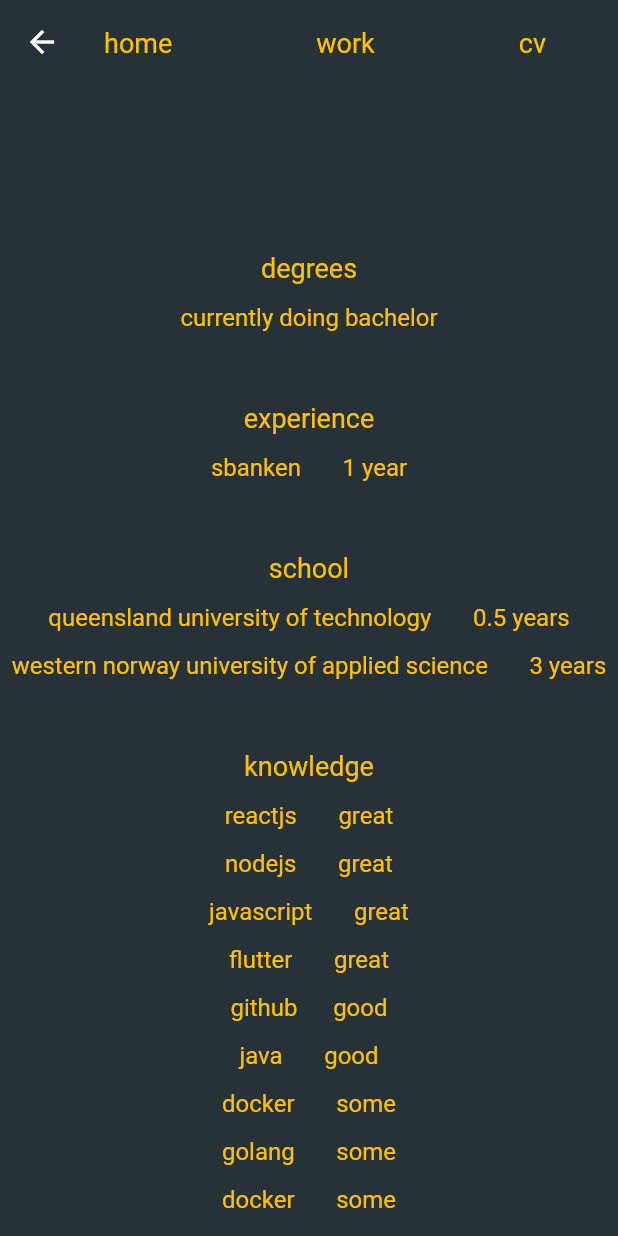
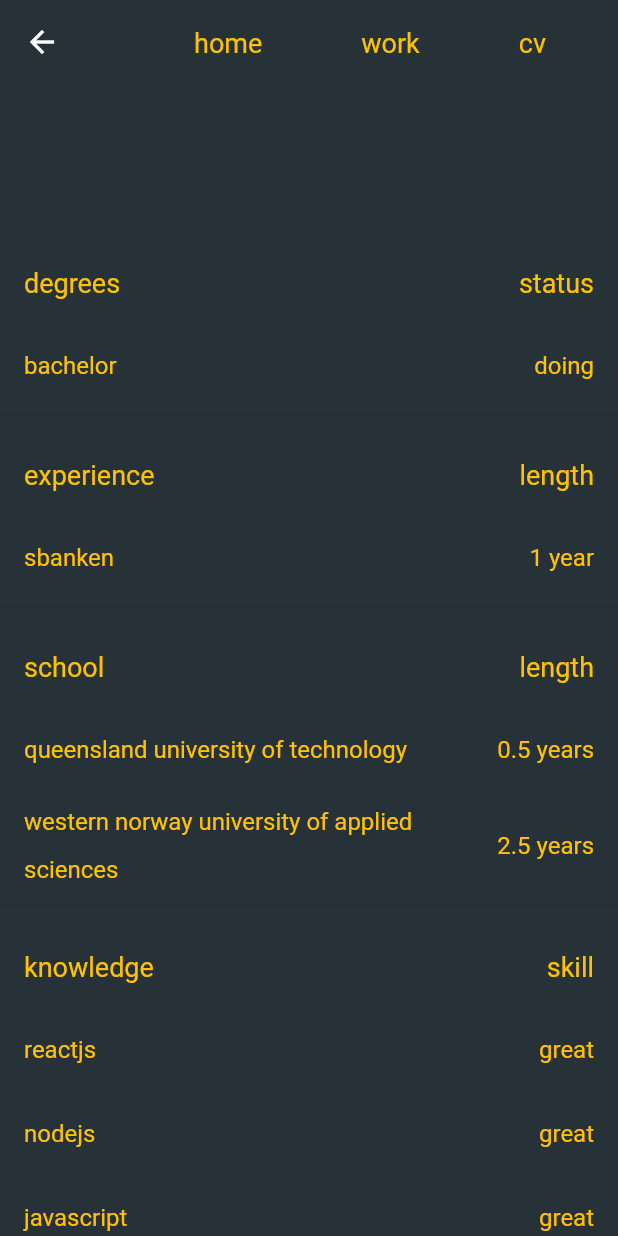
Before and after one commit to andreasgarvik/portfolio, a Flutter app: the Cv screen opened directly, on a phone screen of 412 x 824 dp. Run offline on Flutter 3.47's test engine with Material 2 defaults, Android fonts, the light colour scheme and no system bars; missing offline and left inert: dart:html.

Commit message:
Better design :sparkles:

```diff
--- a/lib/src/screens/cv.dart
+++ b/lib/src/screens/cv.dart
@@ -1,98 +1,48 @@
 import 'package:flutter/material.dart';
 import '../widgets/nav.dart';
+import '../widgets/cv_tile.dart';
 
 class Cv extends StatelessWidget {
   @override
   Widget build(BuildContext context) {
     return Scaffold(
       appBar: Nav(),
-      body: SizedBox.expand(
-        child: Container(
-          margin: EdgeInsets.only(top: 100.0),
-          child: RichText(
-            textAlign: TextAlign.center,
-            text: TextSpan(
-              style: TextStyle(
-                color: Colors.amber[500],
-                fontSize: 18.0,
-                height: 2.0,
+      body: Center(
+        child: SizedBox(
+          width: 450,
+          child: ListView(
+            padding: EdgeInsets.only(top: 100.0),
+            children: [
+              CvTile('degrees', 18.0, 'status'),
+              CvTile('bachelor', 16.0, 'doing'),
+              Divider(
+                thickness: 1.0,
               ),
-              children: [
-                TextSpan(
-                  text: 'degrees\n',
-                ),
-                TextSpan(
-                  text: 'currently doing bachelor\n\n',
-                  style: TextStyle(fontSize: 16.0),
-                ),
-                TextSpan(
-                  text: 'experience\n',
-                ),
-                TextSpan(
-                  text: 'sbanken       1 year\n\n',
-                  style: TextStyle(fontSize: 16.0),
-                ),
-                TextSpan(
-                  text: 'school\n',
-                ),
-                TextSpan(
-                  text: 'queensland university of technology       0.5 years\n',
-                  style: TextStyle(fontSize: 16.0),
-                ),
-                TextSpan(
-                  text:
-                      'western norway university of applied science       3 years\n\n',
-                  style: TextStyle(fontSize: 16.0),
-                ),
-                TextSpan(
-                  text: 'knowledge\n',
-                ),
-                TextSpan(
-                  text: 'reactjs       great\n',
-                  style: TextStyle(fontSize: 16.0),
-                ),
-                TextSpan(
-                  text: 'nodejs       great\n',
-                  style: TextStyle(fontSize: 16.0),
-                ),
-                TextSpan(
-                  text: 'javascript       great\n',
-                  style: TextStyle(fontSize: 16.0),
-                ),
-                TextSpan(
-                  text: 'flutter       great\n',
-                  style: TextStyle(fontSize: 16.0),
-                ),
-                TextSpan(
-                  text: 'github      good\n',
-                  style: TextStyle(fontSize: 16.0),
-                ),
-                TextSpan(
-                  text: 'java       good\n',
-                  style: TextStyle(fontSize: 16.0),
-                ),
-                TextSpan(
-                  text: 'docker       some\n',
-                  style: TextStyle(fontSize: 16.0),
-                ),
-                TextSpan(
-                  text: 'golang       some\n',
-                  style: TextStyle(fontSize: 16.0),
-                ),
-                TextSpan(
-                  text: 'docker       some\n',
-                  style: TextStyle(fontSize: 16.0),
-                ),
-                TextSpan(
-                  text: 'kubernetes       some\n',
-                  style: TextStyle(fontSize: 16.0),
-                ),
-                TextSpan(
-                  text: 'linux      some\n',
-                  style: TextStyle(fontSize: 16.0),
-                ),
-              ],
-            ),
+              CvTile('experience', 18.0, 'length'),
+              CvTile('sbanken', 16.0, '1 year'),
+              Divider(
+                thickness: 1.0,
+              ),
+              CvTile('school', 18.0, 'length'),
+              CvTile('queensland university of technology', 16.0, '0.5 years'),
+              CvTile('western norway university of applied sciences', 16.0,
+                  '2.5 years'),
+              Divider(
+                thickness: 1.0,
+              ),
+              CvTile('knowledge', 18.0, 'skill'),
+              CvTile('reactjs', 16.0, 'great'),
+              CvTile('nodejs', 16.0, 'great'),
+              CvTile('javascript', 16.0, 'great'),
+              CvTile('flutter', 16.0, 'great'),
+              CvTile('github', 16.0, 'good'),
+              CvTile('java', 16.0, 'good'),
+              CvTile('golang', 16.0, 'good'),
+              CvTile('docker', 16.0, 'good'),
+              CvTile('bachelor', 16.0, 'doing'),
+              CvTile('kubernetes', 16.0, 'some'),
+              CvTile('linux', 16.0, 'some'),
+            ],
           ),
         ),
       ),
--- a/lib/src/screens/work.dart
+++ b/lib/src/screens/work.dart
@@ -8,17 +8,17 @@ class Work extends StatelessWidget {
     return Scaffold(
       appBar: Nav(),
       body: Center(
-        child: Column(
-          mainAxisAlignment: MainAxisAlignment.spaceEvenly,
+        child: ListView(
+          padding: EdgeInsets.only(top: 100.0),
           children: <Widget>[
             WorkCard(
               'assets/cloudlyricsapp.png',
-              'reactjs        nodejs        expressjs        google cloud        docker',
+              'reactjs nodejs googlecloud docker',
               'https://cloudlyricsapp-m7pao6rimq-uc.a.run.app',
             ),
             WorkCard(
               'assets/siamawanders.png',
-              'reactjs        firebase',
+              'reactjs firebase',
               'https://siamawanders.com/',
             ),
           ],
--- /dev/null
+++ b/lib/src/tools/mouse_cursor.dart
@@ -0,0 +1,16 @@
+import 'dart:html';
+import 'package:flutter/gestures.dart';
+import 'package:flutter/material.dart';
+
+class MouseCursor extends MouseRegion {
+  static var clickableArea = document.getElementById("flutter");
+  MouseCursor({@required Widget child})
+      : super(child: child, onHover: _mouseOnHover, onExit: _mouseOnExit);
+  static void _mouseOnHover(PointerHoverEvent event) {
+    clickableArea.style.cursor = "pointer";
+  }
+
+  static void _mouseOnExit(PointerExitEvent event) {
+    clickableArea.style.cursor = "default";
+  }
+}
--- /dev/null
+++ b/lib/src/widgets/cv_tile.dart
@@ -0,0 +1,31 @@
+import 'package:flutter/material.dart';
+
+class CvTile extends StatelessWidget {
+  final String text;
+  final double size;
+  final String status;
+
+  CvTile(this.text, this.size, this.status);
+
+  @override
+  Widget build(BuildContext context) {
+    return ListTile(
+      title: Text(
+        text,
+        style: TextStyle(
+          color: Colors.amber[500],
+          fontSize: size,
+          height: 2.0,
+        ),
+      ),
+      trailing: Text(
+        status,
+        style: TextStyle(
+          color: Colors.amber[500],
+          fontSize: size,
+          height: 2.0,
+        ),
+      ),
+    );
+  }
+}
--- a/lib/src/widgets/nav_button.dart
+++ b/lib/src/widgets/nav_button.dart
@@ -1,4 +1,5 @@
 import 'package:flutter/material.dart';
+import '../tools/mouse_cursor.dart';
 
 class NavButton extends StatelessWidget {
   final String route;
@@ -9,16 +10,18 @@ class NavButton extends StatelessWidget {
   Widget build(BuildContext context) {
     return Container(
       margin: EdgeInsets.all(18.0),
+      child: MouseCursor(
         child: GestureDetector(
           onTap: () => Navigator.pushReplacementNamed(context, route),
           child: Container(
-          margin: EdgeInsets.only(left: 30.0, right: 30.0),
+            margin: EdgeInsets.only(right: 30.0),
             child: Text(
               route,
               style: TextStyle(color: Colors.amber[500], fontSize: 18),
             ),
           ),
         ),
+      ),
     );
   }
 }
--- a/lib/src/widgets/social.dart
+++ b/lib/src/widgets/social.dart
@@ -1,5 +1,6 @@
 import 'package:url_launcher/url_launcher.dart';
 import 'package:flutter/material.dart';
+import '../tools/mouse_cursor.dart';
 
 class Social extends StatelessWidget {
   _launchURL(String url) async {
@@ -17,28 +18,35 @@ class Social extends StatelessWidget {
       child: Row(
         mainAxisAlignment: MainAxisAlignment.spaceEvenly,
         children: <Widget>[
-          GestureDetector(
-            onTap: () => _launchURL("https://www.facebook.com/andreas.garvik"),
+          MouseCursor(
+            child: GestureDetector(
+              onTap: () =>
+                  _launchURL("https://www.facebook.com/andreas.garvik"),
               child: Image.asset(
                 'assets/facebook.png',
                 width: 50.0,
               ),
             ),
-          GestureDetector(
+          ),
+          MouseCursor(
+            child: GestureDetector(
               onTap: () => _launchURL("https://github.com/andreasgarvik"),
               child: Image.asset(
                 'assets/github.png',
                 width: 50.0,
               ),
             ),
-          GestureDetector(
+          ),
+          MouseCursor(
+            child: GestureDetector(
               onTap: () => _launchURL(
                   "https://www.linkedin.com/in/andreas-garvik-911330158"),
               child: Image.asset(
                 'assets/linkedin.png',
                 width: 50.0,
               ),
-          )
+            ),
+          ),
         ],
       ),
     );
--- a/lib/src/widgets/work_card.dart
+++ b/lib/src/widgets/work_card.dart
@@ -1,5 +1,6 @@
 import 'package:flutter/material.dart';
 import 'package:url_launcher/url_launcher.dart';
+import '../tools/mouse_cursor.dart';
 
 class WorkCard extends StatelessWidget {
   final String image;
@@ -18,7 +19,8 @@ class WorkCard extends StatelessWidget {
 
   @override
   Widget build(BuildContext context) {
-    return GestureDetector(
+    return MouseCursor(
+      child: GestureDetector(
         onTap: () => _launchURL(link),
         child: Card(
           color: Colors.transparent,
@@ -31,15 +33,20 @@ class WorkCard extends StatelessWidget {
                 width: 400,
               ),
               Container(
-              margin: EdgeInsets.all(20.0),
+                margin: EdgeInsets.all(25.0),
                 child: Text(
                   stack,
-                style: TextStyle(color: Colors.amber[500], fontSize: 14),
+                  style: TextStyle(
+                    color: Colors.amber[500],
+                    fontSize: 14,
+                    wordSpacing: 30,
+                  ),
                 ),
               ),
             ],
           ),
         ),
+      ),
     );
   }
 }
```
Also changed, not shown: 5 other files. Lines whose indentation alone changed are shown as unchanged.
